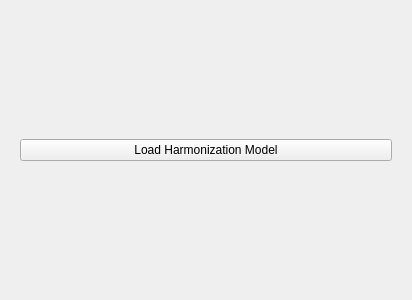
This is QtBrainChartGUI/plugins/harmonization/harmonization.ui in CBICA/niCHART as Qt 5 draws it before an edit. The edited form follows.
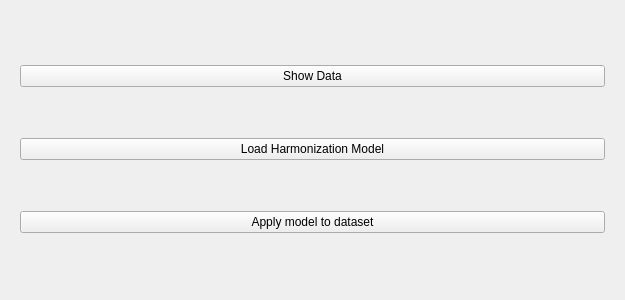
This is the edited form.

Commit message: Add harmonization residual overview fuction to GUI

What changed in the file:
```diff
--- a/QtBrainChartGUI/plugins/harmonization/harmonization.ui
+++ b/QtBrainChartGUI/plugins/harmonization/harmonization.ui
@@ -6,7 +6,7 @@
    <rect>
     <x>0</x>
     <y>0</y>
-    <width>400</width>
+    <width>625</width>
     <height>300</height>
    </rect>
   </property>
@@ -25,12 +25,33 @@
      <widget class="QWidget" name="page">
       <layout class="QHBoxLayout" name="horizontalLayout_2">
        <item>
+        <layout class="QVBoxLayout" name="verticalLayout_2">
+         <item>
+          <widget class="QPushButton" name="show_data_Btn">
+           <property name="enabled">
+            <bool>true</bool>
+           </property>
+           <property name="text">
+            <string>Show Data</string>
+           </property>
+          </widget>
+         </item>
+         <item>
         <widget class="QPushButton" name="load_harmonization_model_Btn">
          <property name="text">
           <string>Load Harmonization Model</string>
          </property>
         </widget>
        </item>
+         <item>
+          <widget class="QPushButton" name="apply_model_to_dataset_Btn">
+           <property name="text">
+            <string>Apply model to dataset</string>
+           </property>
+          </widget>
+         </item>
+        </layout>
+       </item>
       </layout>
      </widget>
      <widget class="QWidget" name="page_2">
```
Left out of the diff: 7 changed lines with no effect on the pictures. Lines whose indentation alone changed are shown as unchanged. The commit also changes 1 other file.
